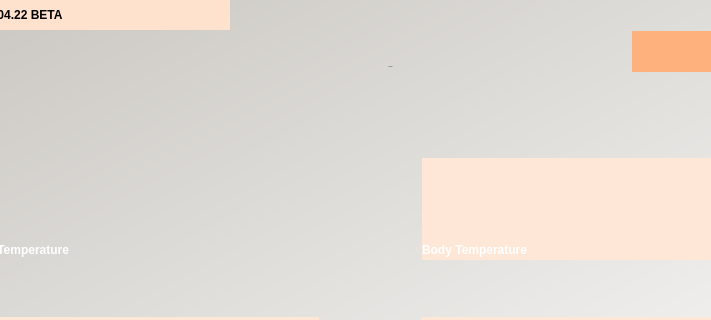
Jonnykoder/RTHM-Device, file RTHM-Device-V2/src/uiFiles/scanner.ui: the form before one commit; both pictures show x 120 to 831 and y 0 to 320 of the 1024 by 535 pixel window.
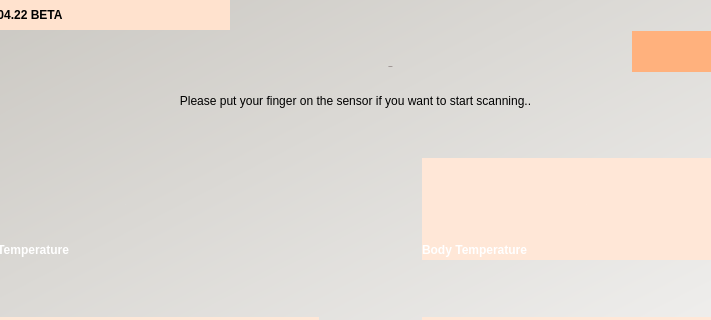
The form after the commit. Icons and pictures are not drawn.

```diff
--- a/RTHM-Device-V2/src/uiFiles/scanner.ui
+++ b/RTHM-Device-V2/src/uiFiles/scanner.ui
@@ -200,7 +200,7 @@
     <enum>QFrame::NoFrame</enum>
    </property>
    <property name="text">
-    <string/>
+    <string>Please put your finger on the sensor if you want to start scanning..</string>
    </property>
    <property name="alignment">
     <set>Qt::AlignCenter</set>
```
